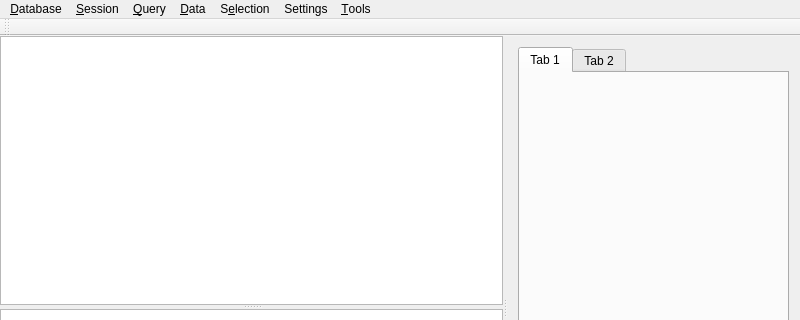
Above: src/widget/mainwindow.ui from mugiseyebrows/mugi-query before the change; both pictures show x 0 to 800 and y 0 to 320 of the 800 by 600 pixel window. Below: the same form after it.
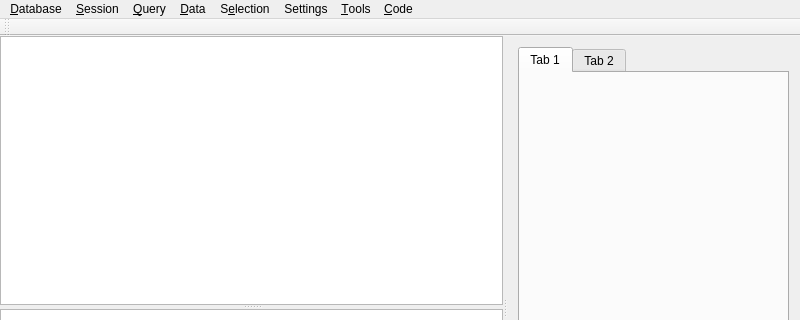
That is the form after the change.

Patch:
```diff
--- a/src/widget/mainwindow.ui
+++ b/src/widget/mainwindow.ui
@@ -141,6 +141,13 @@
     <addaction name="toolsMysql"/>
     <addaction name="toolsMysqldump"/>
    </widget>
+   <widget class="QMenu" name="menuCode">
+    <property name="title">
+     <string>&amp;Code</string>
+    </property>
+    <addaction name="codePython"/>
+    <addaction name="codePandas"/>
+   </widget>
    <addaction name="menuDatabase"/>
    <addaction name="menuSession"/>
    <addaction name="menuQuery"/>
@@ -148,6 +155,7 @@
    <addaction name="menuSelection"/>
    <addaction name="menuSettings"/>
    <addaction name="menuTools"/>
+   <addaction name="menuCode"/>
   </widget>
   <widget class="QToolBar" name="mainToolBar">
    <attribute name="toolBarArea">
```
Left out of the diff: 10 changed lines with no effect on the pictures.
